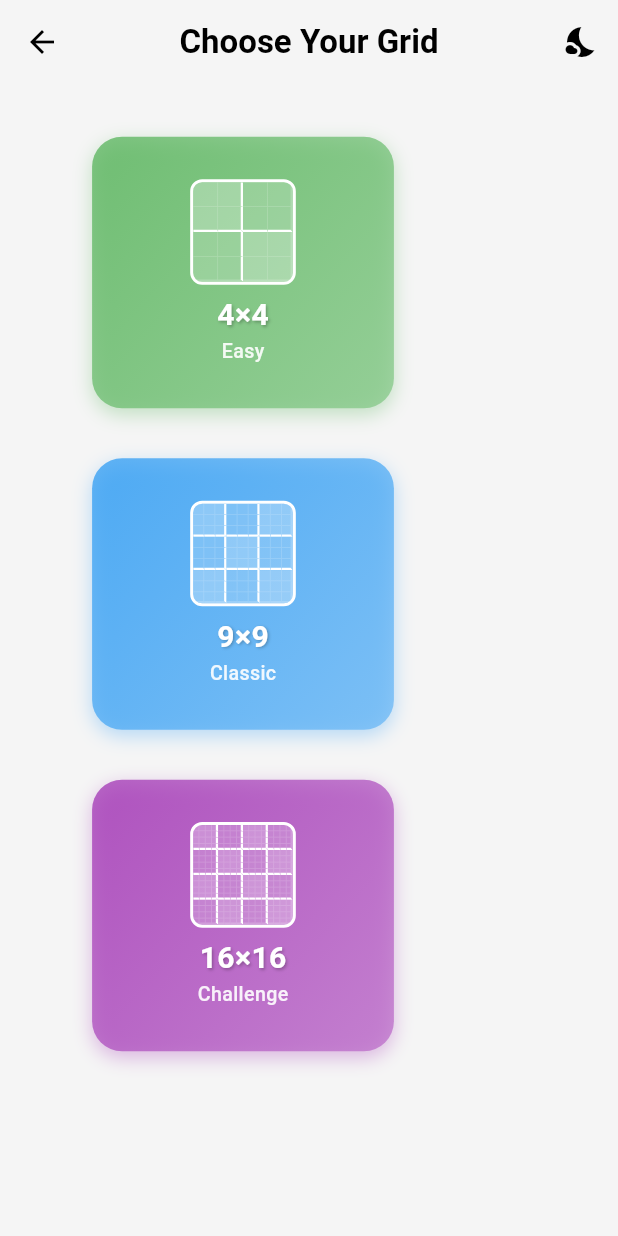
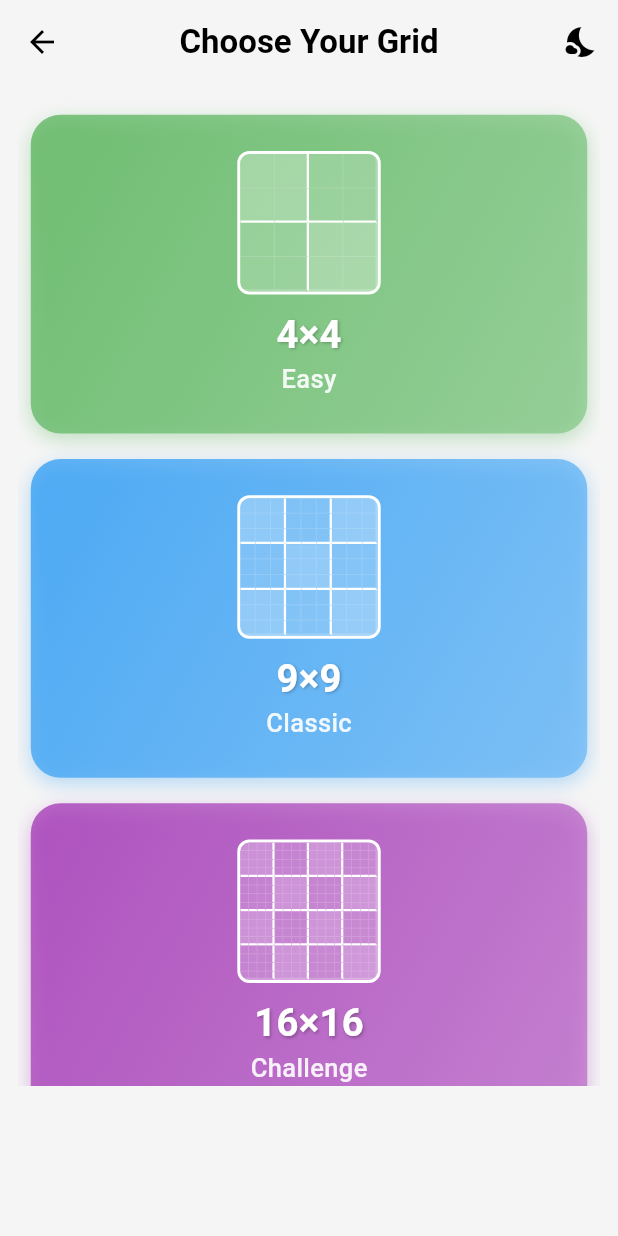
Before and after one commit to theoden8/sudaku, a Flutter app: the screen it shows after launch, after a tap on "PLAY", on a phone screen of 412 x 824 dp. Run offline on Flutter 3.47's test engine with Material 3 defaults, Android fonts, the phone set to English and light mode, and no system bars; missing offline and left inert: bit_array.

Commit message:
Restore larger card sizes with scrollable fallback
- Restore larger content sizes (grid 0.45, fonts 0.12/0.08)
- Cards are now square (height = cardSize) for better proportions
- Minimum card size of 120px ensures usability on all screens
- Portrait: scrolls vertically when cards don't fit
- Landscape: horizontal scroll for narrow screens

Co-Authored-By: Claude Opus 4.5 <noreply@anthropic.com>

```diff
--- a/lib/MenuScreen.dart
+++ b/lib/MenuScreen.dart
@@ -107,8 +107,8 @@ class MenuScreenState extends State<MenuScreen> with SingleTickerProviderStateMi
         duration: const Duration(milliseconds: 200),
         curve: Curves.easeOutCubic,
         width: cardSize,
-        height: cardSize * 0.9,
-        margin: EdgeInsets.all(cardSize * 0.05),
+        height: cardSize,
+        margin: EdgeInsets.all(cardSize * 0.04),
         decoration: BoxDecoration(
           borderRadius: BorderRadius.circular(20),
           gradient: LinearGradient(
@@ -133,7 +133,7 @@ class MenuScreenState extends State<MenuScreen> with SingleTickerProviderStateMi
             ? (Matrix4.identity()..scale(1.02))
             : Matrix4.identity(),
         child: Padding(
-          padding: EdgeInsets.all(cardSize * 0.06),
+          padding: EdgeInsets.all(cardSize * 0.08),
           child: Column(
             mainAxisAlignment: MainAxisAlignment.center,
             mainAxisSize: MainAxisSize.min,
@@ -141,11 +141,11 @@ class MenuScreenState extends State<MenuScreen> with SingleTickerProviderStateMi
               // Mini grid preview
               _buildMiniGrid(
                 n,
-                cardSize * 0.35,
+                cardSize * 0.45,
                 Colors.white,
                 Colors.white,
               ),
-              SizedBox(height: cardSize * 0.03),
+              SizedBox(height: cardSize * 0.04),
               // Size label with optional check icon
               Row(
                 mainAxisSize: MainAxisSize.min,
@@ -154,7 +154,7 @@ class MenuScreenState extends State<MenuScreen> with SingleTickerProviderStateMi
                   Text(
                     sizeLabel,
                     style: TextStyle(
-                      fontSize: cardSize * 0.1,
+                      fontSize: cardSize * 0.12,
                       fontWeight: FontWeight.bold,
                       color: Colors.white,
                       shadows: const [
@@ -167,11 +167,11 @@ class MenuScreenState extends State<MenuScreen> with SingleTickerProviderStateMi
                     ),
                   ),
                   if (isSelected) ...[
-                    SizedBox(width: cardSize * 0.03),
+                    SizedBox(width: cardSize * 0.04),
                     Icon(
                       Icons.check_circle,
                       color: Colors.white,
-                      size: cardSize * 0.08,
+                      size: cardSize * 0.1,
                     ),
                   ],
                 ],
@@ -180,7 +180,7 @@ class MenuScreenState extends State<MenuScreen> with SingleTickerProviderStateMi
               Text(
                 difficultyLabel,
                 style: TextStyle(
-                  fontSize: cardSize * 0.065,
+                  fontSize: cardSize * 0.08,
                   color: Colors.white.withOpacity(0.9),
                   fontWeight: FontWeight.w500,
                 ),
@@ -248,17 +248,22 @@ class MenuScreenState extends State<MenuScreen> with SingleTickerProviderStateMi
                     final double availableWidth = constraints.maxWidth;
                     final double availableHeight = constraints.maxHeight;
 
-                    // Calculate card size to fit 3 cards + button + padding
+                    // Calculate card size with minimum sizes for usability
                     double cardSize;
+                    const double minCardSize = 120.0; // Minimum card size
+
                     if (isPortrait) {
-                      // Reserve space for button (56px) + padding (48px)
-                      final double availableForCards = availableHeight - 104;
-                      cardSize = min(
-                        availableWidth * 0.7,
-                        availableForCards / 3.3, // 3 cards with some spacing
-                      );
+                      // Reserve space for button (72px) + padding
+                      final double availableForCards = availableHeight - 88;
+                      cardSize = max(minCardSize, min(
+                        availableWidth * 0.65,
+                        availableForCards / 3.2,
+                      ));
                     } else {
-                      cardSize = min(availableHeight * 0.65, availableWidth / 4);
+                      cardSize = max(minCardSize, min(
+                        availableHeight * 0.7,
+                        (availableWidth - 48) / 3.5,
+                      ));
                     }
 
                     final cards = [
@@ -267,20 +272,31 @@ class MenuScreenState extends State<MenuScreen> with SingleTickerProviderStateMi
                       _makeSudokuSizeCard(ctx, setState, 4, cardSize),
                     ];
 
+                    // Check if cards will overflow and need scrolling
+                    final double totalCardsHeight = cardSize * 3 + cardSize * 0.08 * 6; // cards + margins
+                    final bool needsScroll = isPortrait && totalCardsHeight > (availableHeight - 88);
+
                     return Padding(
                       padding: const EdgeInsets.all(12.0),
                       child: Column(
                         children: [
                           Expanded(
                             child: isPortrait
-                                ? Column(
-                                    mainAxisAlignment: MainAxisAlignment.spaceEvenly,
-                                    children: cards,
-                                  )
-                                : Row(
-                                    mainAxisAlignment: MainAxisAlignment.spaceEvenly,
-                                    crossAxisAlignment: CrossAxisAlignment.center,
-                                    children: cards,
+                                ? (needsScroll
+                                    ? ListView(
+                                        children: cards,
+                                      )
+                                    : Column(
+                                        mainAxisAlignment: MainAxisAlignment.spaceEvenly,
+                                        children: cards,
+                                      ))
+                                : SingleChildScrollView(
+                                    scrollDirection: Axis.horizontal,
+                                    child: Row(
+                                      mainAxisAlignment: MainAxisAlignment.center,
+                                      crossAxisAlignment: CrossAxisAlignment.center,
+                                      children: cards,
+                                    ),
                                   ),
                           ),
                           const SizedBox(height: 16),
```
